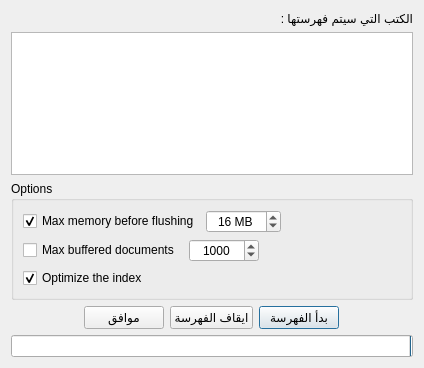
This is indexingdialg.ui in boussouira/albahhet as Qt 5 draws it before an edit. The edited form follows.
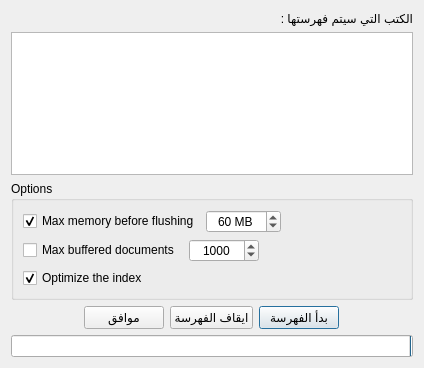
This is the edited form.

```diff
--- a/indexingdialg.ui
+++ b/indexingdialg.ui
@@ -78,13 +78,13 @@
            <string> MB</string>
           </property>
           <property name="minimum">
-           <number>2</number>
+           <number>10</number>
           </property>
           <property name="maximum">
-           <number>1000</number>
+           <number>4000</number>
           </property>
           <property name="value">
-           <number>16</number>
+           <number>60</number>
           </property>
          </widget>
         </item>
```
